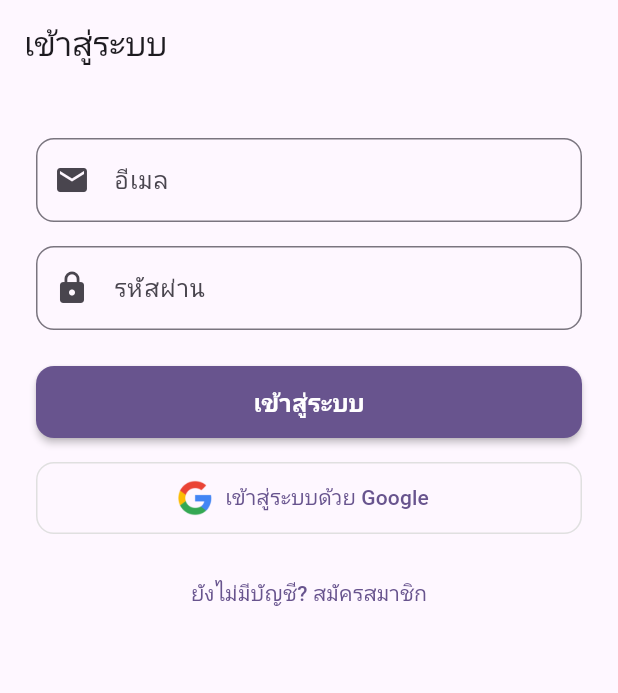
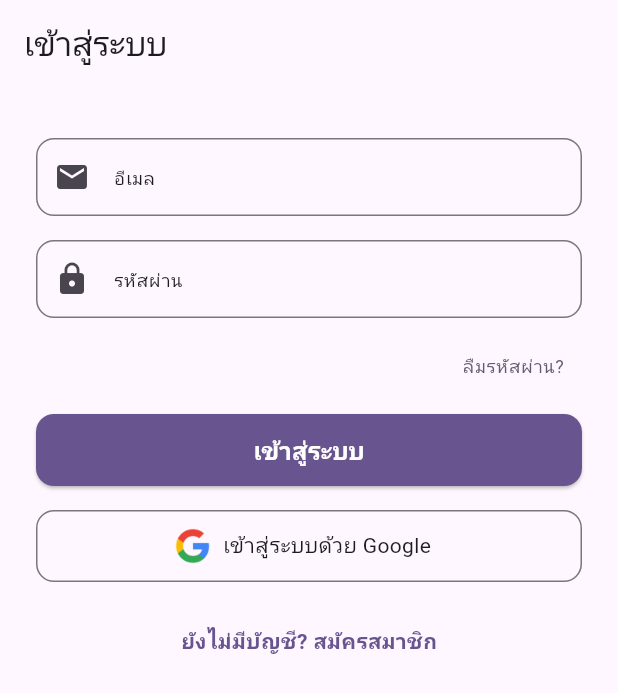
Before and after one commit to MathusKhetanan/anti_scam_ai-appAndroin, a Flutter app: the screen it shows after launch, on a phone screen of 412 x 824 dp. Shown: the top 693 px of the screen. Run offline on Flutter 3.47's test engine with Material 3 defaults, Android fonts, the phone set to English and light mode, and no system bars; our stand-ins replace awesome_notifications, cloud_firestore, firebase_auth, firebase_core, google_fonts, google_sign_in and 2 more; missing offline and left inert: telephony; accounts and stored records are empty.

Commit message:
อัพเดทการบิลแอปแต่ยังไม่อัพบนมือถือ

```diff
--- a/lib/main.dart
+++ b/lib/main.dart
@@ -5,13 +5,14 @@ import 'firebase_options.dart'; // Firebase config
 import 'screens/auth/login_screen.dart';
 import 'screens/auth/register_screen.dart';
 import 'screens/permission/permission_screen.dart';
-import 'package:anti_scam_ai/screens/auth/forgot_password_screen.dart';
+
 import 'screens/main/main_screen.dart';
 import 'screens/main/home_screen.dart';
 import 'screens/main/scan_screen.dart';
 import 'screens/stats/stats_screen.dart';
 import 'screens/profile/settings_screen.dart';
 import 'screens/profile/user_screen.dart';
+import 'package:anti_scam_ai/screens/auth/reset_password_screen.dart';
 
 // Global ThemeMode notifier
 final ValueNotifier<ThemeMode> themeModeNotifier = ValueNotifier(ThemeMode.system);
@@ -118,7 +119,7 @@ class _MyAppState extends State<MyApp> {
               '/permission': (context) => const PermissionScreen(),
               '/profile': (context) => const UserScreen(),
               '/settings': (context) => SettingsScreen(themeModeNotifier: themeModeNotifier),
-              '/forgot-password': (context) => const ForgotPasswordScreen(),
+              '/reset-password': (context) => const ResetPasswordScreen(), // ✅ ต้องมีบรรทัดนี้!
             },
         );
       },
--- a/lib/screens/auth/login_screen.dart
+++ b/lib/screens/auth/login_screen.dart
@@ -2,8 +2,7 @@ import 'package:flutter/foundation.dart';
 import 'package:flutter/material.dart';
 import 'package:firebase_auth/firebase_auth.dart';
 import 'package:google_sign_in/google_sign_in.dart';
-
-import '../main/home_screen.dart';
+import 'package:cloud_firestore/cloud_firestore.dart';  // เพิ่ม Firestore
 
 class LoginScreen extends StatefulWidget {
   const LoginScreen({super.key});
@@ -12,19 +11,33 @@ class LoginScreen extends StatefulWidget {
   State<LoginScreen> createState() => _LoginScreenState();
 }
 
-class _LoginScreenState extends State<LoginScreen> with TickerProviderStateMixin {
+class _LoginScreenState extends State<LoginScreen> {
   final _emailController = TextEditingController();
   final _passwordController = TextEditingController();
   bool _isLoading = false;
 
   final FirebaseAuth _auth = FirebaseAuth.instance;
-
-  // Animation controllers และอื่นๆ เหมือนเดิม (ถ้าต้องการใช้)
+  final FirebaseFirestore _firestore = FirebaseFirestore.instance; // Firestore instance
 
   @override
-  void initState() {
-    super.initState();
-    // initialize animation controllers ถ้ามี
+  void dispose() {
+    _emailController.dispose();
+    _passwordController.dispose();
+    super.dispose();
+  }
+
+  Future<void> _saveUserToFirestore(User user) async {
+    final userDoc = _firestore.collection('users').doc(user.uid);
+    final doc = await userDoc.get();
+
+    if (!doc.exists) {
+      await userDoc.set({
+        'uid': user.uid,
+        'email': user.email,
+        'createdAt': FieldValue.serverTimestamp(),
+        'provider': user.providerData.isNotEmpty ? user.providerData[0].providerId : 'unknown',
+      });
+    }
   }
 
   Future<void> _login() async {
@@ -34,8 +47,6 @@ class _LoginScreenState extends State<LoginScreen> with TickerProviderStateMixin
       final email = _emailController.text.trim();
       final password = _passwordController.text;
 
-      print('พยายามเข้าสู่ระบบด้วยอีเมล: $email');
-
       final UserCredential userCredential = await _auth.signInWithEmailAndPassword(
         email: email,
         password: password,
@@ -44,14 +55,12 @@ class _LoginScreenState extends State<LoginScreen> with TickerProviderStateMixin
       final user = userCredential.user;
 
       if (user != null && mounted) {
-        print('เข้าสู่ระบบสำเร็จสำหรับ user: ${user.email}');
+        await _saveUserToFirestore(user);
         await _showSuccessAndNavigate();
       }
     } on FirebaseAuthException catch (e) {
-      print('เข้าสู่ระบบล้มเหลว: ${e.message}');
       _showErrorSnackBar('เข้าสู่ระบบล้มเหลว: ${e.message}');
     } catch (e) {
-      print('เกิดข้อผิดพลาดบางอย่าง: $e');
       _showErrorSnackBar('เกิดข้อผิดพลาดบางอย่าง');
     } finally {
       if (mounted) setState(() => _isLoading = false);
@@ -63,25 +72,21 @@ class _LoginScreenState extends State<LoginScreen> with TickerProviderStateMixin
 
     try {
       if (kIsWeb) {
-        // สำหรับ web
-        GoogleAuthProvider googleProvider = GoogleAuthProvider();
-
+        final googleProvider = GoogleAuthProvider();
         final userCredential = await _auth.signInWithPopup(googleProvider);
 
         if (userCredential.user != null && mounted) {
+          await _saveUserToFirestore(userCredential.user!);
           await _showSuccessAndNavigate();
         }
       } else {
-        // สำหรับมือถือ
-        final GoogleSignInAccount? googleUser = await GoogleSignIn().signIn();
-
+        final googleUser = await GoogleSignIn().signIn();
         if (googleUser == null) {
-          // User canceled the sign-in
           setState(() => _isLoading = false);
           return;
         }
 
-        final GoogleSignInAuthentication googleAuth = await googleUser.authentication;
+        final googleAuth = await googleUser.authentication;
 
         final credential = GoogleAuthProvider.credential(
           accessToken: googleAuth.accessToken,
@@ -91,6 +96,7 @@ class _LoginScreenState extends State<LoginScreen> with TickerProviderStateMixin
         final userCredential = await _auth.signInWithCredential(credential);
 
         if (userCredential.user != null && mounted) {
+          await _saveUserToFirestore(userCredential.user!);
           await _showSuccessAndNavigate();
         }
       }
@@ -102,59 +108,73 @@ class _LoginScreenState extends State<LoginScreen> with TickerProviderStateMixin
   }
 
 Future<void> _showSuccessAndNavigate() async {
-    // โค้ดแสดง dialog หรือ animation เหมือนเดิม หรือแค่ navigate ไปหน้าหลักเลยก็ได้
   if (!mounted) return;
 
+  // แสดง Dialog แจ้งเตือน
+  await showDialog(
+    context: context,
+    builder: (context) => AlertDialog(
+      title: const Text('เข้าสู่ระบบสำเร็จ'),
+      content: const Text('คุณได้เข้าสู่ระบบเรียบร้อยแล้ว'),
+      actions: [
+        TextButton(
+          onPressed: () => Navigator.of(context).pop(),
+          child: const Text('ตกลง'),
+        ),
+      ],
+    ),
+  );
+
+  // เมื่อกดตกลงแล้วเปลี่ยนหน้าไป /home
   Navigator.pushReplacementNamed(context, '/home');
 }
 
+
   void _showErrorSnackBar(String message) {
+    final theme = Theme.of(context);
+    final isDark = theme.brightness == Brightness.dark;
+
     ScaffoldMessenger.of(context).showSnackBar(
       SnackBar(
         content: Row(
           children: [
             const Icon(Icons.error, color: Colors.white),
             const SizedBox(width: 8),
-            Expanded(child: Text(message)),
+            Expanded(child: Text(message, style: const TextStyle(color: Colors.white))),
           ],
         ),
-        backgroundColor: Colors.red,
+        backgroundColor: isDark ? Colors.red[400] : Colors.red,
         behavior: SnackBarBehavior.floating,
-        shape: RoundedRectangleBorder(
-          borderRadius: BorderRadius.circular(10),
-        ),
+        shape: RoundedRectangleBorder(borderRadius: BorderRadius.circular(10)),
       ),
     );
   }
 
   @override
-  void dispose() {
-    _emailController.dispose();
-    _passwordController.dispose();
-    // dispose animation controllers ถ้ามี
-    super.dispose();
-  }
-
-  @override
   Widget build(BuildContext context) {
     final theme = Theme.of(context);
+    final textTheme = theme.textTheme;
+
     return Scaffold(
-      appBar: AppBar(title: const Text('เข้าสู่ระบบ')),
+      backgroundColor: theme.scaffoldBackgroundColor,
+      appBar: AppBar(
+        title: Text('เข้าสู่ระบบ', style: textTheme.titleLarge),
+        backgroundColor: theme.appBarTheme.backgroundColor,
+        iconTheme: theme.iconTheme,
+      ),
       body: SingleChildScrollView(
         padding: const EdgeInsets.symmetric(horizontal: 24, vertical: 36),
         child: Column(
           crossAxisAlignment: CrossAxisAlignment.stretch,
           children: [
-            // UI เหมือนเดิม
-            // TextFields, ปุ่ม login, ปุ่ม google sign in
             TextField(
               controller: _emailController,
+              style: textTheme.bodyMedium,
               decoration: InputDecoration(
                 labelText: 'อีเมล',
+                labelStyle: textTheme.bodySmall,
                 prefixIcon: const Icon(Icons.email),
-                border: OutlineInputBorder(
-                  borderRadius: BorderRadius.circular(12),
-                ),
+                border: OutlineInputBorder(borderRadius: BorderRadius.circular(12)),
                 focusedBorder: OutlineInputBorder(
                   borderRadius: BorderRadius.circular(12),
                   borderSide: BorderSide(color: theme.primaryColor, width: 2),
@@ -165,12 +185,12 @@ class _LoginScreenState extends State<LoginScreen> with TickerProviderStateMixin
             const SizedBox(height: 16),
             TextField(
               controller: _passwordController,
+              style: textTheme.bodyMedium,
               decoration: InputDecoration(
                 labelText: 'รหัสผ่าน',
+                labelStyle: textTheme.bodySmall,
                 prefixIcon: const Icon(Icons.lock),
-                border: OutlineInputBorder(
-                  borderRadius: BorderRadius.circular(12),
-                ),
+                border: OutlineInputBorder(borderRadius: BorderRadius.circular(12)),
                 focusedBorder: OutlineInputBorder(
                   borderRadius: BorderRadius.circular(12),
                   borderSide: BorderSide(color: theme.primaryColor, width: 2),
@@ -178,23 +198,29 @@ class _LoginScreenState extends State<LoginScreen> with TickerProviderStateMixin
               ),
               obscureText: true,
             ),
-            const SizedBox(height: 24),
+            const SizedBox(height: 8),
+            Align(
+              alignment: Alignment.centerRight,
+              child: TextButton(
+                onPressed: () => Navigator.pushNamed(context, '/reset-password'),
+                child: Text(
+                  'ลืมรหัสผ่าน?',
+                  style: textTheme.bodySmall?.copyWith(
+                    color: theme.colorScheme.secondary,
+                  ),
+                ),
+              ),
+            ),
+            const SizedBox(height: 8),
             _isLoading
-                ? Center(
-                    child: Column(
+                ? Column(
                     children: [
                       CircularProgressIndicator(
-                          valueColor: AlwaysStoppedAnimation<Color>(
-                            theme.primaryColor,
-                          ),
+                        valueColor: AlwaysStoppedAnimation<Color>(theme.primaryColor),
                       ),
                       const SizedBox(height: 16),
-                        Text(
-                          'กำลังเข้าสู่ระบบ...',
-                          style: TextStyle(color: Colors.grey[600]),
-                        ),
+                      Text('กำลังเข้าสู่ระบบ...', style: textTheme.bodySmall?.copyWith(color: theme.hintColor)),
                     ],
-                    ),
                   )
                 : Column(
                     crossAxisAlignment: CrossAxisAlignment.stretch,
@@ -204,34 +230,31 @@ class _LoginScreenState extends State<LoginScreen> with TickerProviderStateMixin
                         child: ElevatedButton(
                           onPressed: _login,
                           style: ElevatedButton.styleFrom(
-                            shape: RoundedRectangleBorder(
-                              borderRadius: BorderRadius.circular(12),
+                            shape: RoundedRectangleBorder(borderRadius: BorderRadius.circular(12)),
+                            backgroundColor: theme.colorScheme.primary,
+                            foregroundColor: theme.colorScheme.onPrimary,
                           ),
-                            backgroundColor: theme.colorScheme.primary,
-                            foregroundColor: Colors.white,
-                            elevation: 2,
-                          ),
-                          child: const Text(
-                            'เข้าสู่ระบบ',
-                            style: TextStyle(
-                              fontSize: 16,
-                              fontWeight: FontWeight.w600,
-                            ),
-                          ),
+                          child: const Text('เข้าสู่ระบบ', style: TextStyle(fontSize: 16, fontWeight: FontWeight.w600)),
                         ),
                       ),
                       const SizedBox(height: 16),
                       SizedBox(
                         height: 48,
                         child: OutlinedButton.icon(
-                          icon: Image.asset('assets/google_icon.png', height: 24),
-                          label: const Text('เข้าสู่ระบบด้วย Google'),
+                          icon: Image.asset(
+                            theme.brightness == Brightness.dark
+                                ? 'assets/google_icon.png'
+                                : 'assets/google_icon.png',
+                            height: 24,
+                          ),
+                          label: Text(
+                            'เข้าสู่ระบบด้วย Google',
+                            style: textTheme.bodyMedium,
+                          ),
                           onPressed: _signInWithGoogle,
                           style: OutlinedButton.styleFrom(
-                            shape: RoundedRectangleBorder(
-                              borderRadius: BorderRadius.circular(12),
-                            ),
-                            side: BorderSide(color: Colors.grey[300]!),
+                            shape: RoundedRectangleBorder(borderRadius: BorderRadius.circular(12)),
+                            side: BorderSide(color: theme.dividerColor),
                           ),
                         ),
                       ),
@@ -240,14 +263,12 @@ class _LoginScreenState extends State<LoginScreen> with TickerProviderStateMixin
             const SizedBox(height: 16),
             Center(
               child: TextButton(
-                onPressed: () {
-                  Navigator.pushNamed(context, '/register');
-                },
+                onPressed: () => Navigator.pushNamed(context, '/register'),
                 child: Text(
                   'ยังไม่มีบัญชี? สมัครสมาชิก',
-                  style: TextStyle(
-                    color: theme.primaryColor,
-                    fontWeight: FontWeight.w500,
+                  style: textTheme.bodyMedium?.copyWith(
+                    color: theme.colorScheme.primary,
+                    fontWeight: FontWeight.w600,
                   ),
                 ),
               ),
```
Also changed, not shown: lib/screens/auth/forgot_password_screen.dart (deleted, +0 -15 lines), lib/screens/auth/register_screen.dart (+52 -12 lines), lib/screens/auth/reset_password_screen.dart (added, +67 -0 lines), 6 other files. Lines whose indentation alone changed are shown as unchanged.
